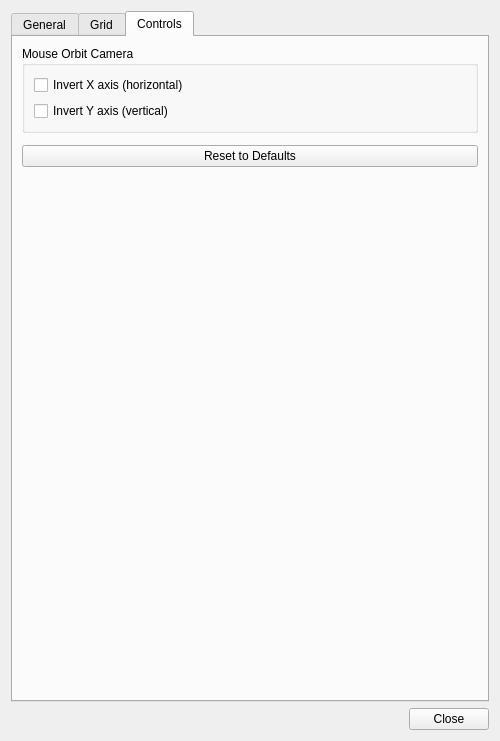
Qt form qtfred/ui/PreferencesDialog.ui (scp-fs2open/fs2open.github.com) before a commit.
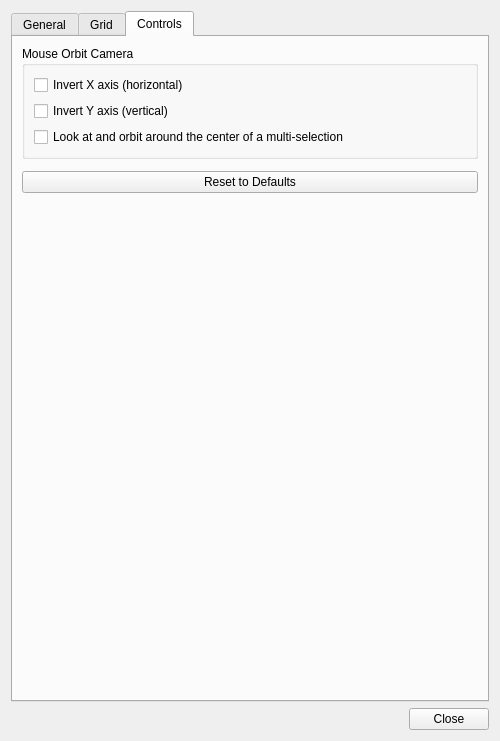
The same form after that commit. The open tabs and pages were chosen to show the change.

Commit message:
Make the selection-center pivot optional and share object bounds
Look-at and orbit use the current object again unless the new option is
on (qtFRED: Preferences > Controls; FRED: View menu), and the selection
center is now the bounding-box midpoint. view_universe in both editors,
the pivot, and qtFRED's selection radius all use get_object_bounds() in
missioneditor/common.

Diff of the .ui file:
```diff
--- a/qtfred/ui/PreferencesDialog.ui
+++ b/qtfred/ui/PreferencesDialog.ui
@@ -566,6 +566,16 @@
             </property>
            </widget>
           </item>
+          <item>
+           <widget class="QCheckBox" name="orbitSelectionCenter">
+            <property name="toolTip">
+             <string>When several objects are selected, look at and orbit around the center of the selection instead of the current object.</string>
+            </property>
+            <property name="text">
+             <string>Look at and orbit around the center of a multi-selection</string>
+            </property>
+           </widget>
+          </item>
          </layout>
         </widget>
        </item>
```
The commit also changes 18 other files.
